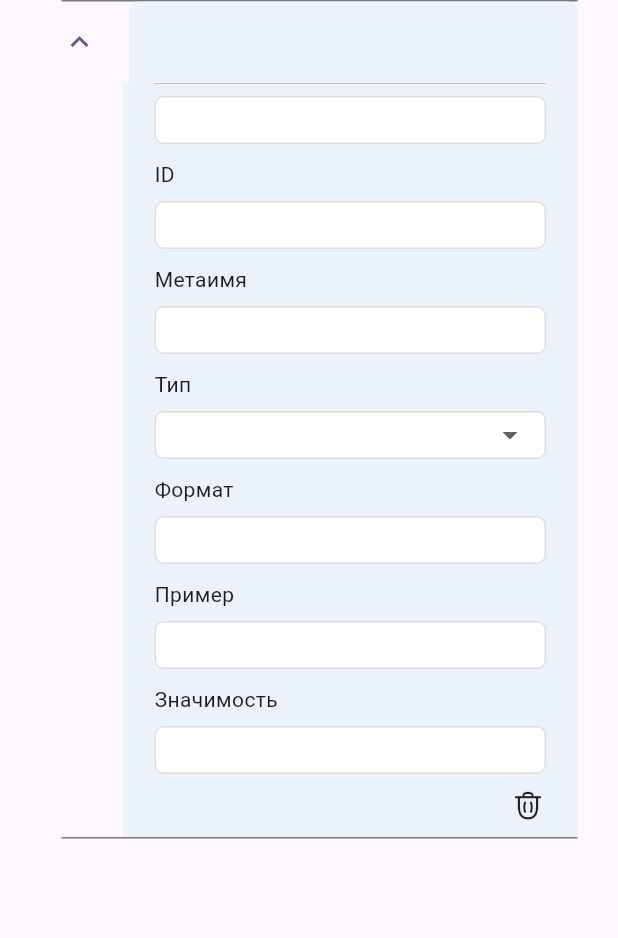
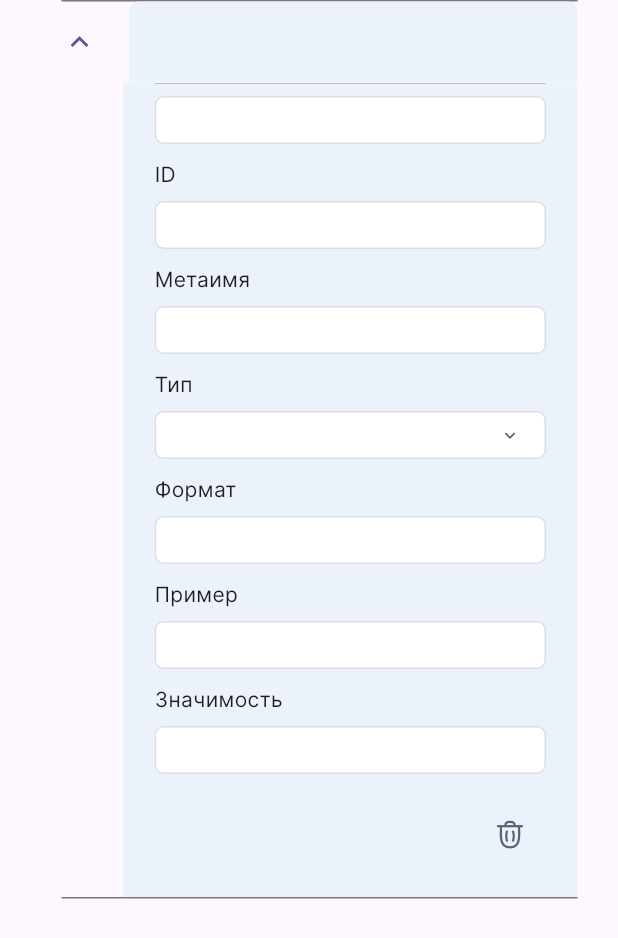
Before and after one commit to sv-makh/side_panels, a Flutter app: the AttributeWidget widget shown alone on an empty page, opened directly with empty values, after a tap on the "expand more" icon, on a phone screen of 412 x 824 dp. Shown: the top 938 px of the screen. Run offline on Flutter 3.47's test engine with Material 2 defaults, Android fonts, the phone set to English and light mode, and no system bars; missing offline and left inert: animated_tree_view, flutter_fancy_tree_view, multi_split_view.

Commit message:
code cleanup

```diff
--- a/lib/data/data.dart
+++ b/lib/data/data.dart
@@ -11,11 +11,11 @@ List<String> attributeData = [
   'Значимость',
 ];
 
-List<String> primaryData = [
+List<String> classData = [
+  'Имя класса',
   'Класс ID',
-  'Имя класса',
+  'Метаимя',
   'Описание',
-  'Метаимя',
 ];
 
 enum PropertyTypes {
--- a/lib/data/expansion_tile/constants.dart
+++ b/lib/data/expansion_tile/constants.dart
@@ -1,28 +1,52 @@
 import 'package:flutter/material.dart';
 
 TextStyle helvetica24 = const TextStyle(
-    fontSize: 24, fontFamily: 'HelveticaNeue', fontWeight: FontWeight.bold);
+  fontSize: 24,
+  //fontFamily: 'HelveticaNeue',
+  fontWeight: FontWeight.bold,
+);
 TextStyle inter14 = const TextStyle(
-    fontSize: 14, color: Color(0xff464F60), fontFamily: 'Inter');
+  fontSize: 14,
+  //color: Color(0xff464F60),
+  fontFamily: 'Inter',
+);
+TextStyle inter14Field = const TextStyle(
+  fontSize: 14,
+  color: Color(0xff171717),
+  fontFamily: 'Inter',
+  fontWeight: FontWeight.w400,
+);
+TextStyle inter14title = const TextStyle(
+  fontSize: 14,
+  //color: Color(0xff464F60),
+  fontFamily: 'Inter',
+  fontWeight: FontWeight.w400,
+);
 TextStyle inter12 = const TextStyle(
   fontSize: 12,
   fontFamily: 'Inter',
 );
 TextStyle helvetica16 = const TextStyle(
-    fontSize: 16, fontWeight: FontWeight.bold,);// fontFamily: 'HelveticaNeue');
+  fontSize: 16,
+  fontWeight: FontWeight.bold,
+  // fontFamily: 'HelveticaNeue');
+);
 
 Color nodeColor = const Color(0xffECF2F9);
 Color borderColor = const Color(0xffDADDE5);
 Color buttonColor = const Color(0xff5A6376);
 Color dividerColor = const Color(0xffC1C1C1);
+
 double indentationLeft = 41;
 double indentationRight = 27;
 double sidePadding = 21;
+
 Radius radius = const Radius.circular(6);
 OutlineInputBorder border = OutlineInputBorder(
     borderSide: const BorderSide(color: Color(0xffDADDE5)),
     borderRadius: BorderRadius.circular(6));
 
+//параметры полей ввода
 InputDecoration fieldDecoration = InputDecoration(
   filled: true,
   fillColor: Colors.white,
@@ -38,4 +62,20 @@ InputDecoration fieldDecoration = InputDecoration(
     horizontal: 12,
   ),
 );
+InputDecoration bigFieldDecoration = InputDecoration(
+  filled: true,
+  fillColor: Colors.white,
+  border: InputBorder.none,
+  enabledBorder: OutlineInputBorder(
+      borderSide: const BorderSide(color: Color(0xffDADDE5)),
+      borderRadius: BorderRadius.circular(6)),
+  focusedBorder: OutlineInputBorder(
+      borderSide: const BorderSide(color: Color(0xffDADDE5)),
+      borderRadius: BorderRadius.circular(6)),
+  contentPadding: const EdgeInsets.symmetric(
+    vertical: 15,
+    horizontal: 12,
+  ),
+);
 double fieldHeight = 32;
+double bigFieldHeight = 96;
--- a/lib/data/fancy_tree_view/roots.dart
+++ b/lib/data/fancy_tree_view/roots.dart
@@ -5,7 +5,7 @@ List<MyNode> roots = <MyNode>[
   MyNode(
       title: firstLevel[0],
       children: List.generate(
-          primaryData.length, (index) => MyNode(title: primaryData[index]))),
+          classData.length, (index) => MyNode(title: classData[index]))),
   MyNode(
     title: firstLevel[1],
     children: List.generate(
--- a/lib/pages/animated_tree_view_page.dart
+++ b/lib/pages/animated_tree_view_page.dart
@@ -63,7 +63,7 @@ TreeNode sampleTree = TreeNode.root()
   ..addAll([
     TreeNode(key: firstLevel[0])
       ..addAll(List.generate(
-          primaryData.length, (index) => TreeNode(key: primaryData[index]))),
+          classData.length, (index) => TreeNode(key: classData[index]))),
     TreeNode(key: firstLevel[1])
       ..addAll(List.generate(
           attributesList.length,
--- a/lib/pages/default_page.dart
+++ b/lib/pages/default_page.dart
@@ -72,7 +72,7 @@ class _DefaultPageState extends State<DefaultPage> {
               children: [
                 Column(
                   children: [
-                    for (var el in primaryData) _primaryDataWidget(el)
+                    for (var el in classData) _primaryDataWidget(el)
                   ],
                 )
               ],
--- a/lib/widgets/expansion_tile/attribute_widget.dart
+++ b/lib/widgets/expansion_tile/attribute_widget.dart
@@ -4,6 +4,9 @@ import '../../data/data.dart';
 import '../../data/expansion_tile/constants.dart';
 import '../../data/expansion_tile/trash_icon_icons.dart';
 import 'field_widget.dart';
+
+//виджет, отображающий одно свойство
+//поля ввода для него отображает виджет FieldWidget
 
 class AttributeWidget extends StatefulWidget {
   String title;
@@ -29,10 +32,11 @@ class _AttributeWidgetState extends State<AttributeWidget> {
   Widget build(BuildContext context) {
 
     return Container(
-      margin: EdgeInsets.only(
+      margin: const EdgeInsets.only(
         bottom: 20,
       ),
       padding: EdgeInsets.only(left: indentationLeft, right: indentationRight),
+      //ListTileTheme нужна чтобы убрать зазор между title и children у ExpansionTile
       child: ListTileTheme(
         minVerticalPadding: 0,
         contentPadding: EdgeInsets.zero,
@@ -57,7 +61,7 @@ class _AttributeWidgetState extends State<AttributeWidget> {
                     color: dividerColor,
                   ),
                   Container(
-                    padding: EdgeInsets.only(top: 8, bottom: 10),
+                    padding: const EdgeInsets.only(top: 8, bottom: 10),
                     child: SizedBox(
                       height: fieldHeight,
                       child: TextField(
@@ -75,7 +79,7 @@ class _AttributeWidgetState extends State<AttributeWidget> {
                   Align(
                     alignment: Alignment.bottomRight,
                     child: Padding(
-                      padding: const EdgeInsets.only(bottom: 8.0),
+                      padding: const EdgeInsets.only(top: 7.0, bottom: 17.0),
                       child: _deleteIconButton(widget.title),
                     ),
                   ),
@@ -89,11 +93,12 @@ class _AttributeWidgetState extends State<AttributeWidget> {
   }
 
   Widget _deleteIconButton(String el) {
-    return InkWell(
-      child: Icon(
+    return IconButton(
+      icon: Icon(
         TrashIcon.curved_trash,
+        color: buttonColor,
       ),
-      onTap: () {
+      onPressed: () {
         _deleteQuality(el);
         setState(() {});
       },
@@ -109,7 +114,7 @@ class _AttributeWidgetState extends State<AttributeWidget> {
       height: 54,
       margin: const EdgeInsets.only(left: 5),
       padding: EdgeInsets.only(
-          left: sidePadding, bottom: isExpanded ? 0 : 17, top: 17),
+          left: sidePadding, bottom: 17, top: 17),
       decoration: BoxDecoration(
         borderRadius: BorderRadius.only(
           topLeft: radius,
@@ -118,18 +123,12 @@ class _AttributeWidgetState extends State<AttributeWidget> {
         color: nodeColor,
       ),
       child: Row(
-        mainAxisAlignment: MainAxisAlignment.spaceBetween,
+        //mainAxisAlignment: MainAxisAlignment.spaceBetween,
         children: [
           Text(
             title,
             style: helvetica16,
           ),
-          isExpanded
-              ? SizedBox()
-              : Padding(
-                  padding: const EdgeInsets.only(right: 20.0),
-                  child: _deleteIconButton(title),
-                )
         ],
       ),
     );
--- a/lib/widgets/expansion_tile/field_widget.dart
+++ b/lib/widgets/expansion_tile/field_widget.dart
@@ -3,8 +3,12 @@ import 'package:flutter/material.dart';
 import '../../data/data.dart';
 import '../../data/expansion_tile/constants.dart';
 
+//виджет для отображения полей свойства
+//либо TextField, либо выпадающий список (для поля 'Тип')
+
 class FieldWidget extends StatefulWidget {
   String title;
+
   FieldWidget({super.key, required this.title});
 
   @override
@@ -21,15 +25,20 @@ class _FieldWidgetState extends State<FieldWidget> {
       child: Column(
         crossAxisAlignment: CrossAxisAlignment.start,
         children: [
-          Text(widget.title),
+          Text(
+            widget.title,
+            style: inter14title,
+          ),
           const SizedBox(
             height: 8,
           ),
           SizedBox(
-            height: fieldHeight,
+            height: (widget.title == 'Описание') ? bigFieldHeight : fieldHeight,
             child: (widget.title == 'Тип')
                 ? DropdownButtonFormField(
+                    icon: Icon(Icons.keyboard_arrow_down, size: 14),
                     decoration: fieldDecoration,
+                    dropdownColor: Colors.white,
                     style: inter14,
                     hint: (_dropdownValue == null)
                         ? Text('')
@@ -44,7 +53,13 @@ class _FieldWidgetState extends State<FieldWidget> {
                       _dropdownValue = value;
                       setState(() {});
                     })
-                : TextField(style: inter14, decoration: fieldDecoration),
+                : TextField(
+                    style: inter14Field,
+                    decoration: (widget.title == 'Описание')
+                        ? bigFieldDecoration
+                        : fieldDecoration,
+                    maxLines: (widget.title == 'Описание') ? 4 : 1,
+                  ),
           ),
         ],
       ),
```
Also changed, not shown: lib/pages/default_page1.dart (+6 -22 lines), lib/widgets/expansion_tile/class_widget.dart (added, +27 -0 lines). Lines whose indentation alone changed are shown as unchanged.
